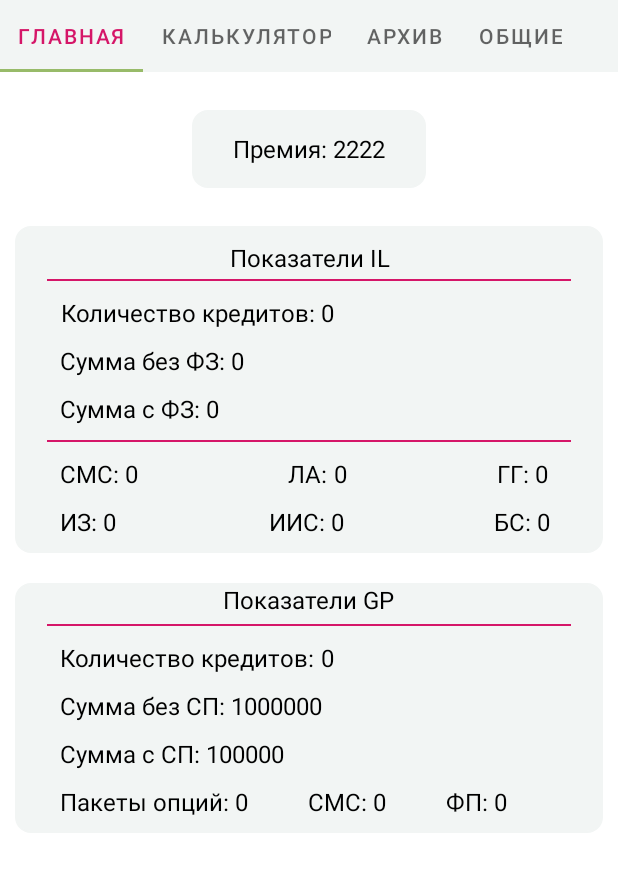
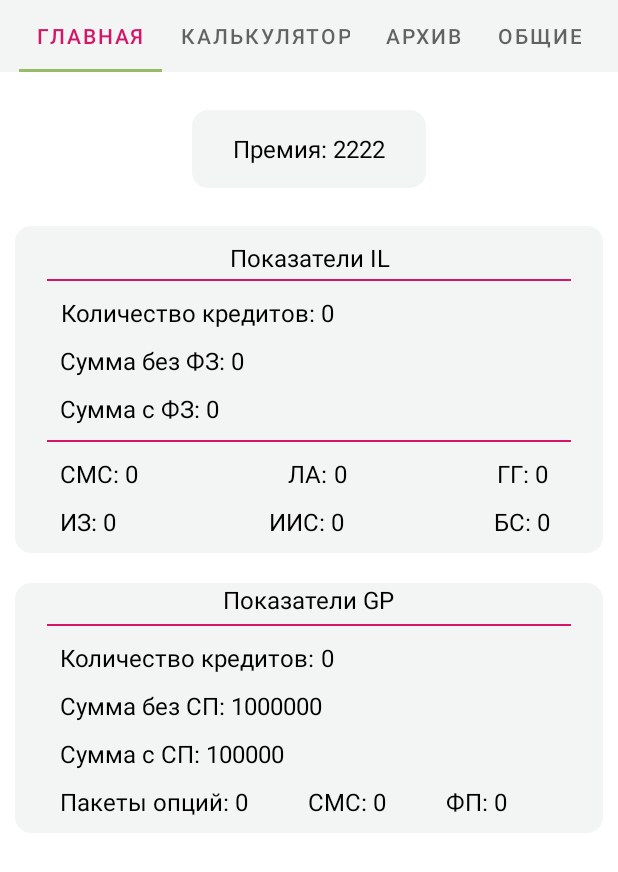
Before and after one commit to ThetaSigmaTL/RenStaff, an Android app: the layout main_menu_fragment.xml on its own in the app's theme, with its tools: preview values and no code run, on a phone screen of 412 x 824 dp. Shown: the top 872 px of the screen. Run offline under Robolectric (Android 15) with nearby library versions, the phone set to English and light mode, and no system bars.

```diff
--- a/app/src/main/res/layout/fragment_chat.xml
+++ b/app/src/main/res/layout/fragment_chat.xml
@@ -1,5 +1,5 @@
 <?xml version="1.0" encoding="utf-8"?>
-<FrameLayout xmlns:android="http://schemas.android.com/apk/res/android"
+<LinearLayout xmlns:android="http://schemas.android.com/apk/res/android"
     xmlns:tools="http://schemas.android.com/tools"
     android:layout_width="match_parent"
     android:layout_height="match_parent"
@@ -12,4 +12,4 @@
         android:text="Hello"
         android:gravity="center"/>
 
-</FrameLayout>
+</LinearLayout>
--- a/app/src/main/res/layout/main_menu_fragment.xml
+++ b/app/src/main/res/layout/main_menu_fragment.xml
@@ -1,5 +1,5 @@
 <?xml version="1.0" encoding="utf-8"?>
-<FrameLayout xmlns:android="http://schemas.android.com/apk/res/android"
+<LinearLayout xmlns:android="http://schemas.android.com/apk/res/android"
     xmlns:app="http://schemas.android.com/apk/res-auto"
     android:id="@+id/main_menu_fragment"
     xmlns:tools="http://schemas.android.com/tools"
@@ -18,7 +18,7 @@
             android:layout_width="match_parent"
             android:layout_height="wrap_content"
             android:background="@drawable/tab_backplate"
-            app:tabMode="scrollable"
+            app:tabMode="auto"
             app:tabSelectedTextColor="@color/teal_200">
 
             <com.google.android.material.tabs.TabItem
@@ -49,34 +49,39 @@
         <LinearLayout
             android:layout_width="match_parent"
             android:layout_height="wrap_content"
-            android:orientation="vertical"
-            android:gravity="center">
+            android:gravity="center"
+            android:orientation="vertical">
+
             <LinearLayout
                 android:layout_width="156dp"
                 android:layout_height="52dp"
+                android:background="@drawable/backplate"
                 android:gravity="center"
-                android:background="@drawable/backplate"
                 android:orientation="horizontal">
+
                 <TextView
                     android:id="@+id/textView9"
                     android:layout_width="wrap_content"
                     android:layout_height="wrap_content"
-                    android:textSize="16sp"
+                    android:text="@string/bonus_label"
                     android:textColor="@color/black"
-                    android:text="@string/bonus_label" />
+                    android:textSize="16sp" />
+
                 <Space
                     android:layout_width="4dp"
-                    android:layout_height="wrap_content"/>
+                    android:layout_height="wrap_content" />
+
                 <TextView
                     android:id="@+id/textView8"
                     android:layout_width="wrap_content"
                     android:layout_height="wrap_content"
                     android:gravity="center"
+                    android:text="@string/bonus_Sum"
                     android:textColor="@color/black"
-                    android:textSize="16sp"
-                    android:text="@string/bonus_Sum"/>
+                    android:textSize="16sp" />
             </LinearLayout>
         </LinearLayout>
+
         <Space
             android:layout_width="match_parent"
             android:layout_height="25dp" />
@@ -597,6 +602,10 @@
         <androidx.viewpager2.widget.ViewPager2
             android:id="@+id/pager"
             android:layout_width="match_parent"
-            android:layout_height="match_parent"/>
+            android:layout_height="match_parent">
+
+        </androidx.viewpager2.widget.ViewPager2>
+
     </LinearLayout>
-</FrameLayout>
+
+</LinearLayout>
--- a/app/src/main/res/menu/bottom_nav_menu.xml
+++ b/app/src/main/res/menu/bottom_nav_menu.xml
@@ -4,15 +4,18 @@
     <item
         android:id="@+id/navigation_home"
         android:icon="@drawable/ic_home_black_24dp"
+        android:enabled="true"
         android:title="@string/title_home" />
 
     <item
         android:id="@+id/navigation_chat"
+        android:enabled="true"
         android:icon="@drawable/ic_baseline_chat_24"
         android:title="@string/title_chat" />
 
     <item
         android:id="@+id/navigation_settings"
+        android:enabled="true"
         android:icon="@drawable/ic_baseline_settings_24"
         android:title="@string/title_Settings" />
 
```
Also changed, not shown: app/src/main/AndroidManifest.xml (+6 -5 lines), app/src/main/java/com/example/renstaff/MainActivity.java (+3 -22 lines), app/src/main/java/com/example/renstaff/ui/MainFragment.java (+14 -21 lines), app/src/main/java/com/example/renstaff/ui/home/HomeFragment.java (deleted, +0 -46 lines), app/src/main/java/com/example/renstaff/ui/home/HomeViewModel.java (deleted, +0 -19 lines), app/src/main/res/layout/activity_main.xml (+11 -14 lines), app/src/main/res/layout/fragment_home.xml (deleted, +0 -22 lines), app/src/main/res/menu/main_menu.xml (deleted, +0 -22 lines), app/src/main/res/navigation/mobile_navigation.xml (+6 -9 lines).
